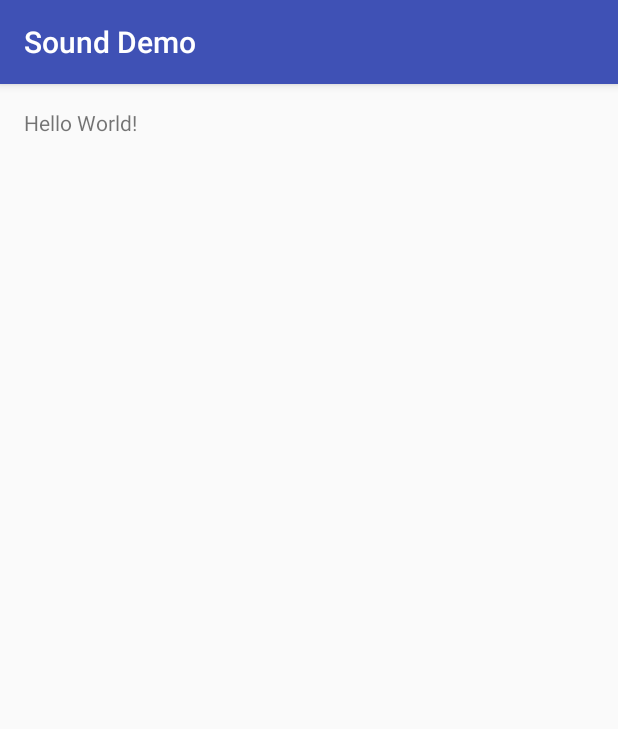
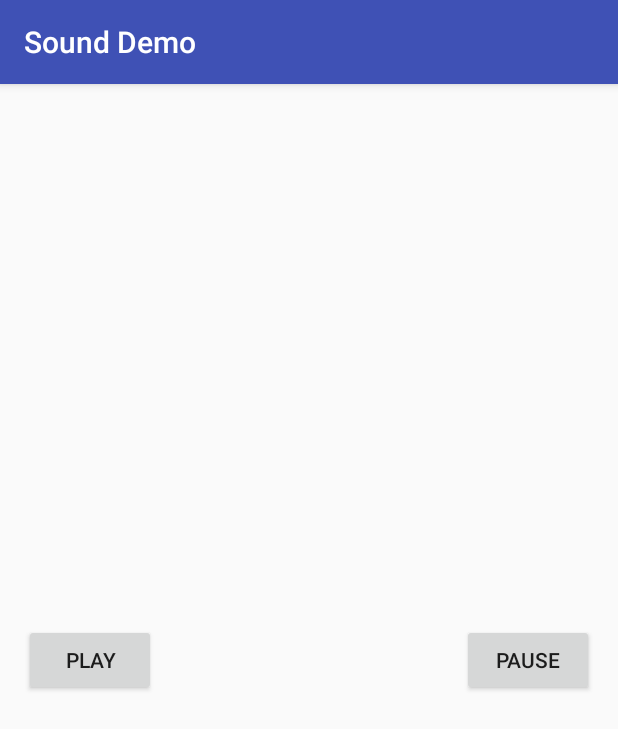
Before and after one commit to 5h4thru/Android-Sound-Demo, an Android app: the screen it shows after launch (MainActivity), on a phone screen of 412 x 824 dp. Shown: the top 729 px of the screen. Run offline under Robolectric (Android 15) with nearby library versions, the phone set to English and light mode, and no system bars.

Commit message:
Basics of audio in android

```diff
--- a/app/src/main/AndroidManifest.xml
+++ b/app/src/main/AndroidManifest.xml
@@ -1,14 +1,14 @@
 <?xml version="1.0" encoding="utf-8"?>
 <manifest xmlns:android="http://schemas.android.com/apk/res/android"
-    package="com.yahoo.palagummi.sounddemo" >
+    package="com.yahoo.palagummi.sounddemo">
 
     <application
         android:allowBackup="true"
         android:icon="@mipmap/ic_launcher"
         android:label="@string/app_name"
         android:supportsRtl="true"
-        android:theme="@style/AppTheme" >
-        <activity android:name=".MainActivity" >
+        android:theme="@style/AppTheme">
+        <activity android:name=".MainActivity">
             <intent-filter>
                 <action android:name="android.intent.action.MAIN" />
 
--- a/app/src/main/java/com/yahoo/palagummi/sounddemo/MainActivity.java
+++ b/app/src/main/java/com/yahoo/palagummi/sounddemo/MainActivity.java
@@ -1,13 +1,27 @@
 package com.yahoo.palagummi.sounddemo;
 
+import android.media.MediaPlayer;
 import android.support.v7.app.AppCompatActivity;
 import android.os.Bundle;
+import android.view.View;
 
 public class MainActivity extends AppCompatActivity {
+
+    MediaPlayer mediaPlayer = null;
 
     @Override
     protected void onCreate(Bundle savedInstanceState) {
         super.onCreate(savedInstanceState);
         setContentView(R.layout.activity_main);
+
+        // get the audio file
+        mediaPlayer = MediaPlayer.create(this, R.raw.laugh);
+    }
+
+    public void startSound(View view) {
+        mediaPlayer.start();
+    }
+    public void stopSound(View view) {
+        mediaPlayer.pause();
     }
 }
--- a/app/src/main/res/layout/activity_main.xml
+++ b/app/src/main/res/layout/activity_main.xml
@@ -1,18 +1,32 @@
 <?xml version="1.0" encoding="utf-8"?>
-<RelativeLayout
-    xmlns:android="http://schemas.android.com/apk/res/android"
+<RelativeLayout xmlns:android="http://schemas.android.com/apk/res/android"
     xmlns:tools="http://schemas.android.com/tools"
     android:id="@+id/activity_main"
     android:layout_width="match_parent"
     android:layout_height="match_parent"
+    android:paddingBottom="@dimen/activity_vertical_margin"
     android:paddingLeft="@dimen/activity_horizontal_margin"
     android:paddingRight="@dimen/activity_horizontal_margin"
     android:paddingTop="@dimen/activity_vertical_margin"
-    android:paddingBottom="@dimen/activity_vertical_margin"
     tools:context="com.yahoo.palagummi.sounddemo.MainActivity">
 
-    <TextView
+    <Button
+        android:text="Play"
         android:layout_width="wrap_content"
         android:layout_height="wrap_content"
-        android:text="Hello World!" />
+        android:layout_centerVertical="true"
+        android:layout_alignParentLeft="true"
+        android:layout_alignParentStart="true"
+        android:id="@+id/startSoundButton"
+        android:onClick="startSound" />
+
+    <Button
+        android:text="Pause"
+        android:layout_width="wrap_content"
+        android:layout_height="wrap_content"
+        android:layout_alignTop="@+id/startSoundButton"
+        android:layout_alignParentRight="true"
+        android:layout_alignParentEnd="true"
+        android:id="@+id/stopSoundButton"
+        android:onClick="stopSound" />
 </RelativeLayout>
```
Also changed, not shown: 1 other file.
